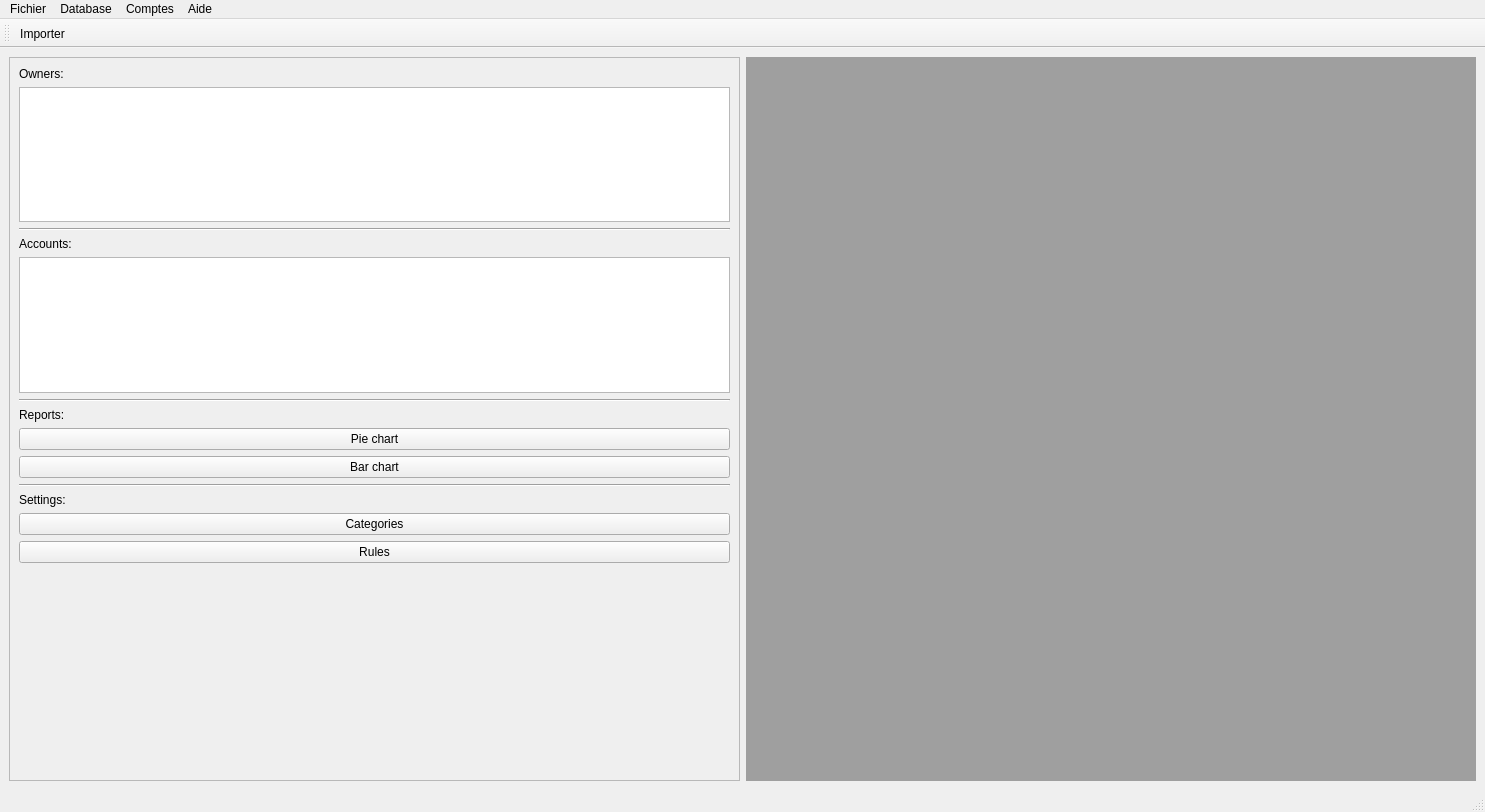
Before: the Qt Designer form src/ui/mainwindow.ui in KindVador/Accountancy, drawn with Qt 5.
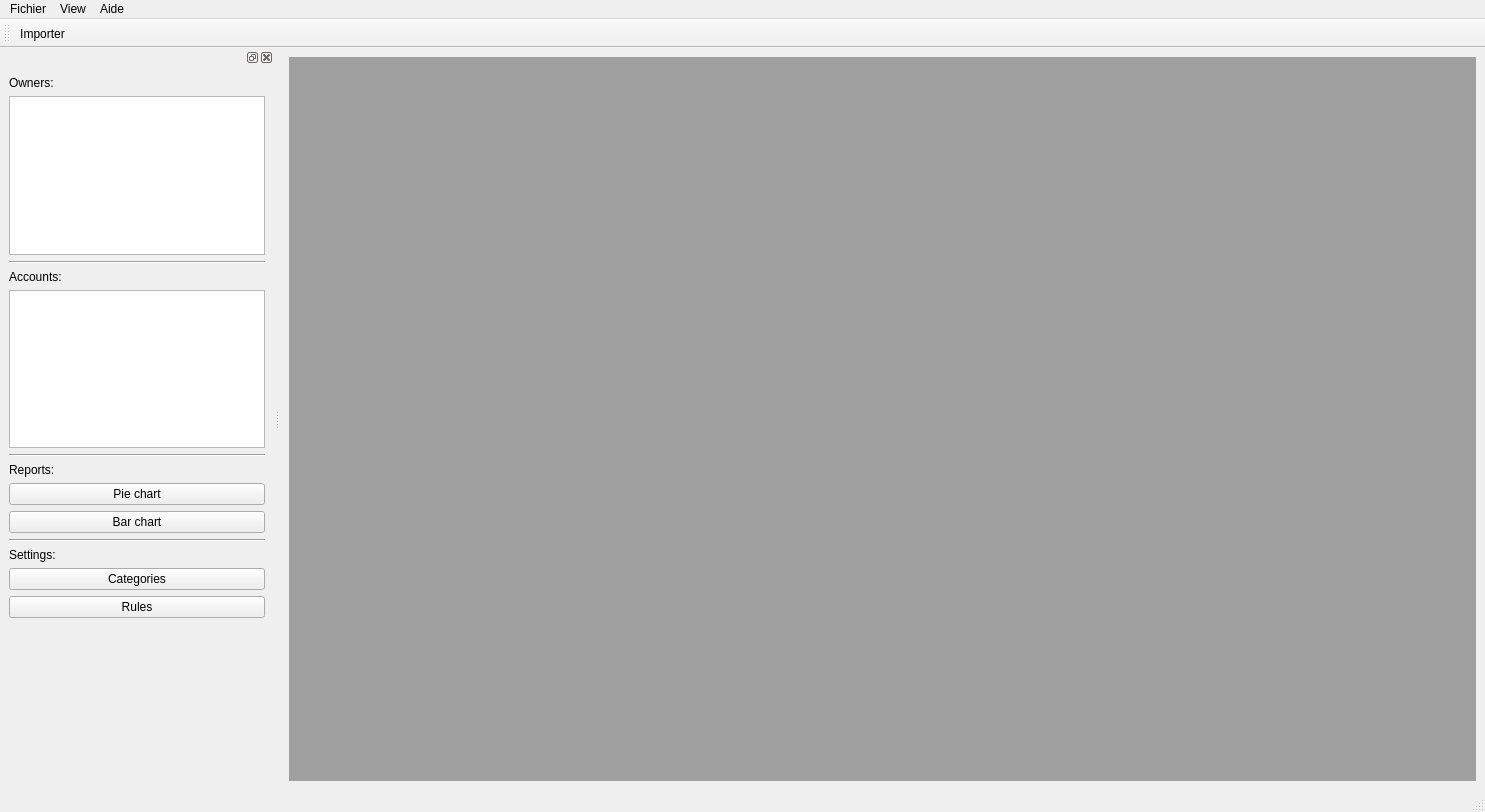
After: the same form once the commit is applied. Icons and pictures are not drawn.

Commit message: update main window to use dock widgets

```diff
--- a/src/ui/mainwindow.ui
+++ b/src/ui/mainwindow.ui
@@ -20,16 +20,68 @@
    <bool>true</bool>
   </property>
   <widget class="QWidget" name="centralwidget">
-   <layout class="QHBoxLayout" name="horizontalLayout">
+   <layout class="QVBoxLayout" name="verticalLayout" stretch="0">
     <item>
-     <widget class="QFrame" name="frame">
-      <property name="frameShape">
-       <enum>QFrame::StyledPanel</enum>
+     <widget class="QMdiArea" name="mdiArea">
+      <property name="documentMode">
+       <bool>true</bool>
       </property>
-      <property name="frameShadow">
-       <enum>QFrame::Raised</enum>
-      </property>
-      <layout class="QVBoxLayout" name="verticalLayout">
+     </widget>
+    </item>
+   </layout>
+  </widget>
+  <widget class="QMenuBar" name="menubar">
+   <property name="geometry">
+    <rect>
+     <x>0</x>
+     <y>0</y>
+     <width>1485</width>
+     <height>21</height>
+    </rect>
+   </property>
+   <widget class="QMenu" name="menuFichier">
+    <property name="title">
+     <string>Fichier</string>
+    </property>
+    <addaction name="actionImport"/>
+    <addaction name="actionClose"/>
+   </widget>
+   <widget class="QMenu" name="menuAide">
+    <property name="title">
+     <string>Aide</string>
+    </property>
+    <addaction name="actionCredits"/>
+    <addaction name="actionAbout"/>
+   </widget>
+   <widget class="QMenu" name="menuView">
+    <property name="title">
+     <string>View</string>
+    </property>
+    <addaction name="actionMainDock"/>
+   </widget>
+   <addaction name="menuFichier"/>
+   <addaction name="menuView"/>
+   <addaction name="menuAide"/>
+  </widget>
+  <widget class="QStatusBar" name="statusbar"/>
+  <widget class="QToolBar" name="toolBar">
+   <property name="windowTitle">
+    <string>toolBar</string>
+   </property>
+   <attribute name="toolBarArea">
+    <enum>TopToolBarArea</enum>
+   </attribute>
+   <attribute name="toolBarBreak">
+    <bool>false</bool>
+   </attribute>
+   <addaction name="actionImport"/>
+  </widget>
+  <widget class="QDockWidget" name="mainDockWidget">
+   <attribute name="dockWidgetArea">
+    <number>1</number>
+   </attribute>
+   <widget class="QWidget" name="dockWidgetContents">
+    <layout class="QVBoxLayout" name="verticalLayout_2">
        <item>
         <widget class="QLabel" name="lblOwners">
          <property name="text">
@@ -121,90 +173,13 @@
          <property name="sizeHint" stdset="0">
           <size>
            <width>20</width>
-           <height>265</height>
+         <height>196</height>
           </size>
          </property>
         </spacer>
        </item>
       </layout>
      </widget>
-    </item>
-    <item>
-     <widget class="QMdiArea" name="mdiArea">
-      <property name="documentMode">
-       <bool>true</bool>
-      </property>
-     </widget>
-    </item>
-   </layout>
-  </widget>
-  <widget class="QMenuBar" name="menubar">
-   <property name="geometry">
-    <rect>
-     <x>0</x>
-     <y>0</y>
-     <width>1485</width>
-     <height>24</height>
-    </rect>
-   </property>
-   <widget class="QMenu" name="menuFichier">
-    <property name="title">
-     <string>Fichier</string>
-    </property>
-    <addaction name="actionImport"/>
-    <addaction name="actionClose"/>
-   </widget>
-   <widget class="QMenu" name="menuAccounts">
-    <property name="title">
-     <string>Comptes</string>
-    </property>
-   </widget>
-   <widget class="QMenu" name="menuAide">
-    <property name="title">
-     <string>Aide</string>
-    </property>
-    <addaction name="actionCredits"/>
-    <addaction name="actionAbout"/>
-   </widget>
-   <widget class="QMenu" name="menuDatabase">
-    <property name="title">
-     <string>Database</string>
-    </property>
-    <widget class="QMenu" name="menuTables">
-     <property name="title">
-      <string>Tables</string>
-     </property>
-     <addaction name="actionOwner"/>
-     <addaction name="actionBanks"/>
-     <addaction name="actionAccounts"/>
-     <addaction name="actionTransactions"/>
-     <addaction name="separator"/>
-     <addaction name="actionCategories"/>
-     <addaction name="actionSubcategories"/>
-     <addaction name="actionBalanceNotes"/>
-     <addaction name="actionRetailers"/>
-    </widget>
-    <addaction name="actionConnect"/>
-    <addaction name="actionDisconnect"/>
-    <addaction name="menuTables"/>
-   </widget>
-   <addaction name="menuFichier"/>
-   <addaction name="menuDatabase"/>
-   <addaction name="menuAccounts"/>
-   <addaction name="menuAide"/>
-  </widget>
-  <widget class="QStatusBar" name="statusbar"/>
-  <widget class="QToolBar" name="toolBar">
-   <property name="windowTitle">
-    <string>toolBar</string>
-   </property>
-   <attribute name="toolBarArea">
-    <enum>TopToolBarArea</enum>
-   </attribute>
-   <attribute name="toolBarBreak">
-    <bool>false</bool>
-   </attribute>
-   <addaction name="actionImport"/>
   </widget>
   <action name="actionImport">
    <property name="icon">
```
Left out of the diff: 11 changed lines with no effect on the pictures. Lines whose indentation alone changed are shown as unchanged.
